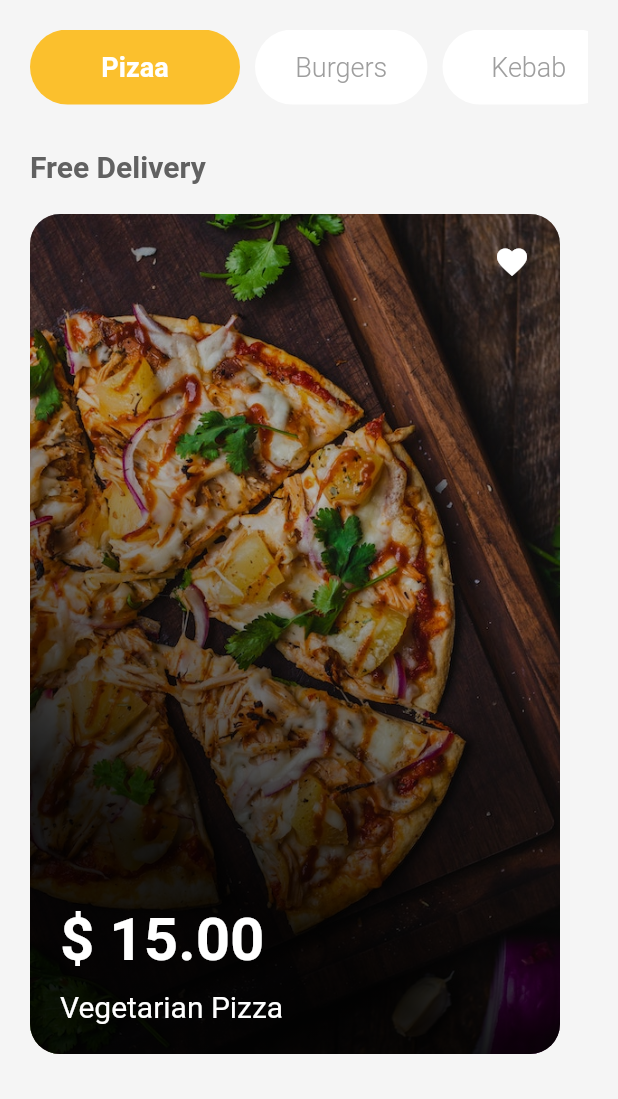
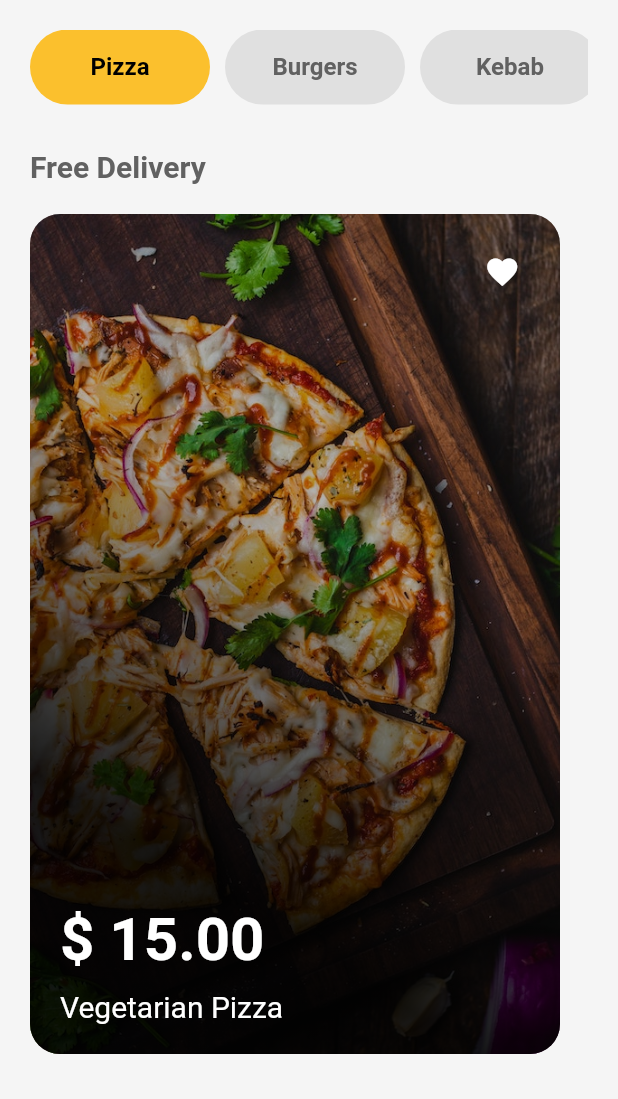
Before and after one commit to afgprogrammer/Flutter-food-delivery-app-ui, a Flutter app: the HomePage screen opened directly, on a phone screen of 412 x 824 dp, the part 137-1236 px from its top. Run offline on Flutter 3.47's test engine with Material 2 defaults, Android fonts, the phone set to English and light mode, and no system bars; our stand-ins replace page_transition, simple_animations.

Commit message:
Add selectable category and like food

```diff
--- a/lib/pages/HomePage.dart
+++ b/lib/pages/HomePage.dart
@@ -7,6 +7,23 @@ class HomePage extends StatefulWidget {
 }
 
 class _HomePageState extends State<HomePage> {
+  List<String> categories = ["Pizza", "Burgers", "Kebab", "Desert", "Salad"];
+  List<dynamic> foods = [{
+    "image": "assets/images/one.jpg",
+    "isFavorite": false,
+  },
+  {
+    "image": "assets/images/two.jpg",
+    "isFavorite": false,
+  },
+  {
+    "image": "assets/images/three.jpg",
+    "isFavorite": false,
+  }
+  ];
+
+  int selectedCategory = 0;
+
   @override
   Widget build(BuildContext context) {
     return Scaffold(
@@ -17,10 +34,10 @@ class _HomePageState extends State<HomePage> {
         brightness: Brightness.light,
         leading: Icon(null),
         actions: <Widget>[
-          IconButton(
+          FadeAnimation(1, IconButton(
             onPressed: () {},
             icon: Icon(Icons.shopping_basket, color: Colors.grey[800],),
-          )
+          ))
         ],
       ),
       body: SafeArea(
@@ -36,16 +53,22 @@ class _HomePageState extends State<HomePage> {
                   SizedBox(height: 20,),
                   Container(
                     height: 50,
-                    child: ListView(
+                    child: ListView.builder(
                       scrollDirection: Axis.horizontal,
-                      children: <Widget>[
-                        FadeAnimation(1, makeCategory(isActive: true, title: 'Pizaa')),
-                        FadeAnimation(1.3, makeCategory(isActive: false, title: 'Burgers')),
-                        FadeAnimation(1.4, makeCategory(isActive: false, title: 'Kebab')),
-                        FadeAnimation(1.5, makeCategory(isActive: false, title: 'Desert')),
-                        FadeAnimation(1.6, makeCategory(isActive: false, title: 'Salad')),
-                      ],
+                      itemCount: categories.length,
+                      itemBuilder: (context, index) =>
+                      FadeAnimation(1, makeCategory(title: categories[index], index: index))
                     ),
+                    // child: ListView(
+                    //   scrollDirection: Axis.horizontal,
+                    //   children: <Widget>[
+                    //     FadeAnimation(1, makeCategory(title: 'Pizaa')),
+                    //     FadeAnimation(1.3, makeCategory(title: 'Burgers')),
+                    //     FadeAnimation(1.4, makeCategory(title: 'Kebab')),
+                    //     FadeAnimation(1.5, makeCategory(title: 'Desert')),
+                    //     FadeAnimation(1.6, makeCategory(title: 'Salad')),
+                    //   ],
+                    // ),
                   ),
                   SizedBox(height: 10,),
                 ],
@@ -58,14 +81,20 @@ class _HomePageState extends State<HomePage> {
             Expanded(
               child: Padding(
                 padding: EdgeInsets.symmetric(horizontal: 20.0),
-                child: ListView(
+                child: ListView.builder(
                       scrollDirection: Axis.horizontal,
-                  children: <Widget>[
-                    FadeAnimation(1.4, makeItem(image: 'assets/images/one.jpg')),
-                    FadeAnimation(1.5, makeItem(image: 'assets/images/two.jpg')),
-                    FadeAnimation(1.6, makeItem(image: 'assets/images/three.jpg')),
-                  ],
+                      itemCount: foods.length,
+                      itemBuilder: (context, index) =>
+                      FadeAnimation(1, makeItem(image: foods[index]["image"], isFavorite: foods[index]["isFavorite"], index:index))
                     ),
+                // child: ListView(
+                //   scrollDirection: Axis.horizontal,
+                //   children: <Widget>[
+                //     FadeAnimation(1.4, makeItem(image: 'assets/images/one.jpg')),
+                //     FadeAnimation(1.5, makeItem(image: 'assets/images/two.jpg')),
+                //     FadeAnimation(1.6, makeItem(image: 'assets/images/three.jpg')),
+                //   ],
+                // ),
               ),
             ),
             SizedBox(
@@ -77,23 +106,32 @@ class _HomePageState extends State<HomePage> {
     );
   }
 
-  Widget makeCategory({isActive, title}) {
-    return AspectRatio(
-      aspectRatio: isActive ? 3 : 2.5 / 1,
-      child: Container(
+  Widget makeCategory({title, index}) {
+    return GestureDetector(
+        onTap: () {
+          setState(() {
+            selectedCategory = index;
+          });
+        },
+        child: AnimatedContainer(
+          width: 120,
+          duration: Duration(milliseconds: 300),
           margin: EdgeInsets.only(right: 10),
           decoration: BoxDecoration(
-          color: isActive ? Colors.yellow[700] : Colors.white,
+            color: selectedCategory == index ? Colors.yellow[700] : Colors.grey[300],
             borderRadius: BorderRadius.circular(50),
           ),
-        child: Align(
-          child: Text(title, style: TextStyle(color: isActive ? Colors.white : Colors.grey[500], fontSize: 18, fontWeight: isActive ? FontWeight.bold : FontWeight.w100),),
+          child: Center(
+            child: Text(title, style: TextStyle(
+              color: selectedCategory == index ? Colors.black : Colors.grey[700],
+              fontSize: 16,
+              fontWeight: FontWeight.w600),),
           ),
         ),
     );
   }
 
-  Widget  makeItem({image}) {
+  Widget  makeItem({image, isFavorite, index}) {
     return AspectRatio(
       aspectRatio: 1 / 1.5,
       child: GestureDetector(
@@ -124,9 +162,23 @@ class _HomePageState extends State<HomePage> {
                 crossAxisAlignment: CrossAxisAlignment.start,
                 mainAxisAlignment: MainAxisAlignment.spaceBetween,
                 children: <Widget>[
-                  Align(
+                  GestureDetector(
+                    onTap: () {
+                      setState(() {
+                        foods[index]["isFavorite"] = !foods[index]["isFavorite"];
+                      });
+                    },
+                    child: Align(
                       alignment: Alignment.topRight,
-                    child: Icon(Icons.favorite, color: Colors.white,),
+                      child: AnimatedContainer(
+                        duration: Duration(milliseconds: 300),
+                        padding: EdgeInsets.all(5),
+                        decoration: BoxDecoration(
+                          borderRadius: BorderRadius.circular(12),
+                          border: Border.all(width: 1.5, color: isFavorite ? Colors.red : Colors.transparent,)
+                        ),
+                      child: isFavorite ? Icon(Icons.favorite, color: Colors.red,) : Icon(Icons.favorite, color: Colors.white,)),
+                    ),
                   ),
                   Column(
                     crossAxisAlignment: CrossAxisAlignment.start,
```
Lines whose indentation alone changed are shown as unchanged.
